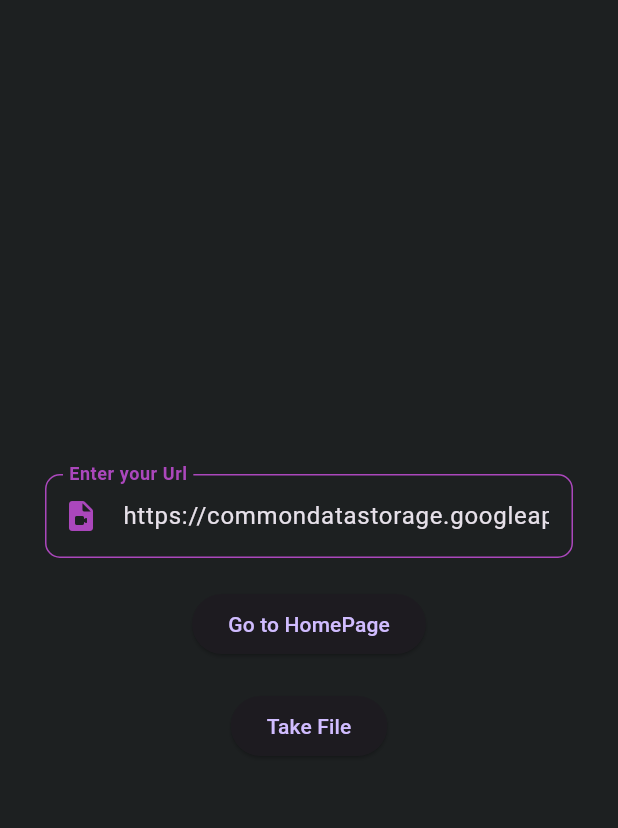
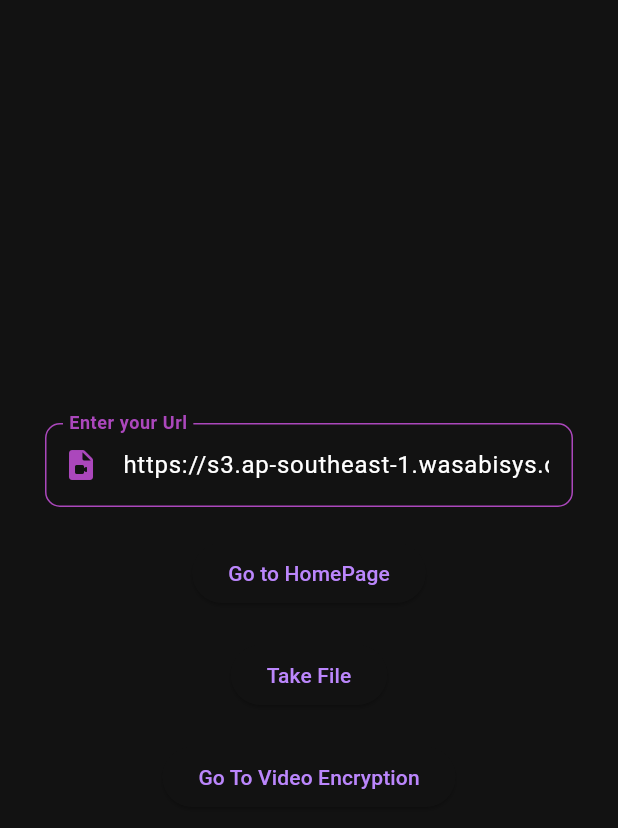
Before and after one commit to Ashutosh101010/custom_video_player, a Flutter app: the screen it shows after launch, on a phone screen of 412 x 824 dp. Shown: the top 828 px of the screen. Run offline on Flutter 3.47's test engine with Material 2 defaults, Android fonts, the phone set to English and light mode, and no system bars; our stand-ins replace dio, file_picker, get, permission_handler, video_player; missing offline and left inert: encrypt.

Commit message:
new window encryption test

```diff
--- a/lib/home_page.dart
+++ b/lib/home_page.dart
@@ -40,8 +40,8 @@
     _controller = VideoPlayerController.networkUrl(
       Uri.parse(widget.url),
     )
-    ..setSecretKey('sasasass')
-    ..initialize().then((_) {
+      ..setSecretKey('hDhHtnT17ObcCSioE5r075gKOBTW3T5kVhPXxXaNCZg=')
+      ..initialize().then((_) {
         // Ensure the first frame is shown after the video is initialized, even before the play button has been pressed.
         setState(() {});
         _controller.play();
--- a/lib/main.dart
+++ b/lib/main.dart
@@ -6,6 +6,7 @@
 import 'package:flutter/services.dart';
 import 'package:get/get.dart';
 import 'package:permission_handler/permission_handler.dart';
+import 'package:video_tesing/encrypter.dart';
 import 'package:video_tesing/home_page.dart';
 
 void main() {
@@ -24,10 +25,8 @@
       themeMode: ThemeMode.dark,
       darkTheme: ThemeData(
         brightness: Brightness.dark,
-        primarySwatch: Colors.blueGrey,
+        colorScheme: const ColorScheme.dark(),
         useMaterial3: true,
-        scaffoldBackgroundColor: const Color.fromARGB(255, 29, 32, 33),
-        primaryColor: Colors.purple.shade400,
       ),
       home: Home(),
     );
@@ -38,7 +37,7 @@
   Home({super.key});
 
   // controller for textfield
-  final TextEditingController _urlController = TextEditingController(text: 'https://commondatastorage.googleapis.com/gtv-videos-bucket/sample/ElephantsDream.mp4');
+  final TextEditingController _urlController = TextEditingController(text: 'https://s3.ap-southeast-1.wasabisys.com/classio/krishnapal/OutVideo.mp4');
 
   @override
   Widget build(BuildContext context) {
@@ -110,6 +109,16 @@
                 child: const Text('Take File'),
               ),
             ),
+            const SizedBox(height: 20),
+            Center(
+              child: ElevatedButton(
+                focusNode: FocusNode(),
+                onPressed: () async {
+                  Get.to(() => VideoEncypt(url: _urlController.text));
+                },
+                child: const Text('Go To Video Encryption'),
+              ),
+            ),
           ],
         ),
       ),
```
Also changed, not shown: lib/encrypter.dart (added, +113 -0 lines), lib/iohandler.dart (added, +170 -0 lines), pubspec.yaml (+14 -0 lines), pubspec.lock, 1 other file.
